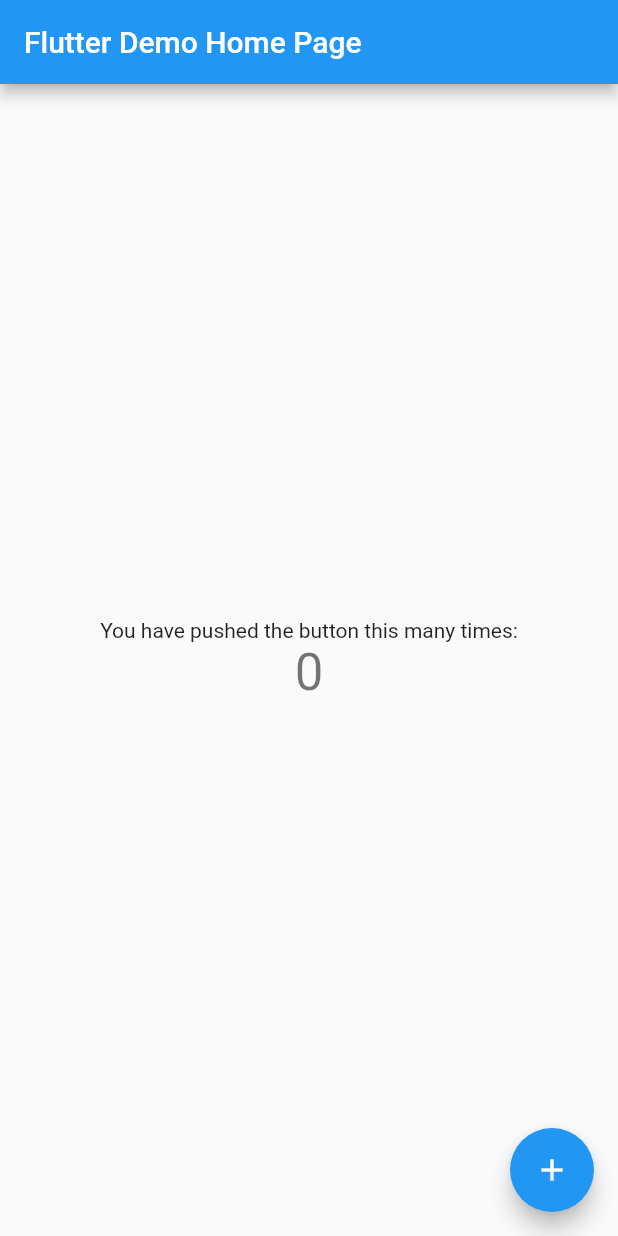
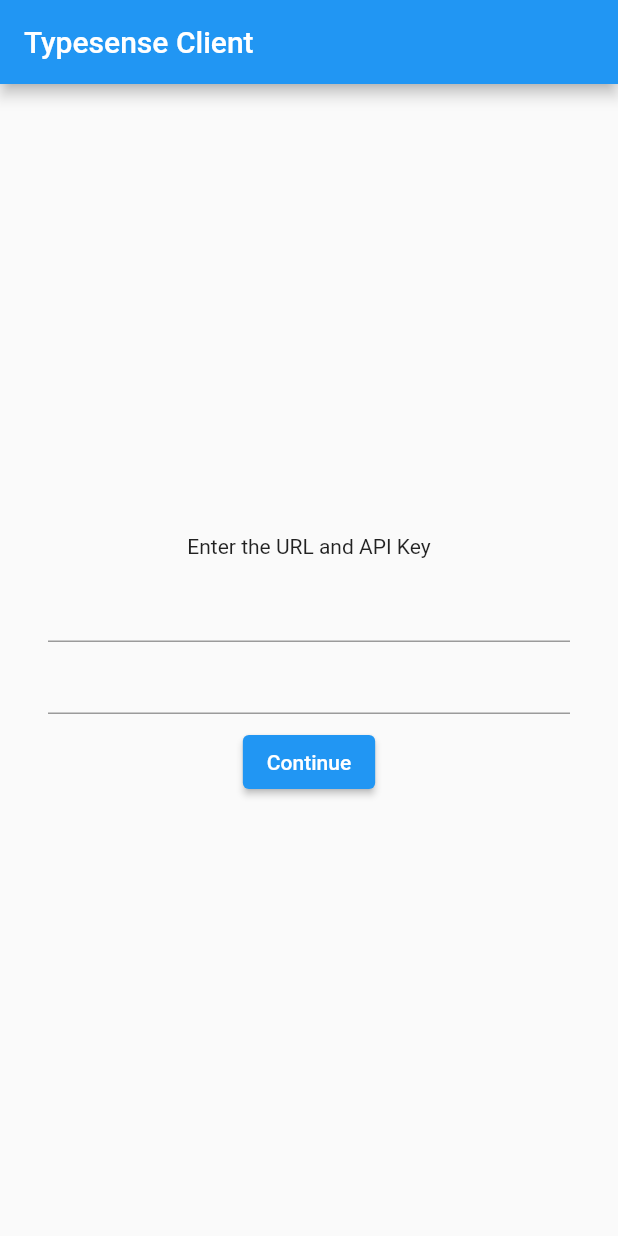
Before and after one commit to thruthesky/typesense_client, a Flutter app: the screen it shows after launch, on a phone screen of 412 x 824 dp. Run offline on Flutter 3.47's test engine with Material 2 defaults, Android fonts, the phone set to English and light mode, and no system bars; our stand-ins replace dio, get, hive, hive_flutter; accounts and stored records are empty.

Commit message:
update on typesense web

```diff
--- a/analysis_options.yaml
+++ b/analysis_options.yaml
@@ -24,6 +24,8 @@
   rules:
     # avoid_print: false  # Uncomment to disable the `avoid_print` rule
     # prefer_single_quotes: true  # Uncomment to enable the `prefer_single_quotes` rule
+    prefer_const_constructors: false
+    prefer_const_literals_to_create_immutables: false
 
 # Additional information about this file can be found at
 # https://dart.dev/guides/language/analysis-options
--- /dev/null
+++ b/lib/app.controller.dart
@@ -0,0 +1,53 @@
+import 'package:dio/dio.dart';
+import 'package:flutter/material.dart';
+import 'package:get/get.dart' hide Node;
+import 'package:hive/hive.dart';
+
+class App extends GetxController {
+  static App get to => Get.find<App>();
+  static App get of => Get.find<App>();
+  final Dio dio = Dio();
+
+  ///
+  final url = TextEditingController(text: '');
+  final apiKey = TextEditingController(text: '');
+
+  List<dynamic> collections = [];
+
+  @override
+  void onInit() {
+    super.onInit();
+    url.text = get('url') ?? '';
+    apiKey.text = get('apiKey') ?? '';
+  }
+
+  void loadCollections() async {
+    final res = await dio.get(
+      '${url.text}/collections',
+      options: Options(
+        headers: {
+          "X-TYPESENSE-API-KEY": apiKey.text,
+        },
+      ),
+    );
+    collections = res.data;
+    update();
+    debugPrint(res.toString());
+  }
+
+  updateConnectionInfomation() {
+    put('url', url.text);
+    put('apiKey', apiKey.text);
+  }
+
+  put(String key, dynamic value) {
+    final box = Hive.box('settings');
+    box.put('url', url.text);
+    box.put('apiKey', apiKey.text);
+  }
+
+  get(String key) {
+    final box = Hive.box('settings');
+    return box.get(key);
+  }
+}
--- /dev/null
+++ b/lib/entry.screen.dart
@@ -0,0 +1,49 @@
+import 'package:flutter/material.dart';
+import 'package:get/get.dart';
+import 'package:typesense_client/app.controller.dart';
+import 'package:typesense_client/collection.screen.dart';
+
+class EntryScreen extends StatefulWidget {
+  const EntryScreen({Key? key}) : super(key: key);
+  static const routeName = '/';
+
+  @override
+  State<EntryScreen> createState() => _EntryScreenState();
+}
+
+class _EntryScreenState extends State<EntryScreen> {
+  @override
+  Widget build(BuildContext context) {
+    return Scaffold(
+      appBar: AppBar(
+        title: const Text('Typesense Client'),
+      ),
+      body: Padding(
+        padding: const EdgeInsets.all(32),
+        child: Center(
+          child: Column(
+            mainAxisAlignment: MainAxisAlignment.center,
+            children: <Widget>[
+              Padding(
+                padding: const EdgeInsets.all(8.0),
+                child: Text('Enter the URL and API Key'),
+              ),
+              TextField(controller: App.of.url),
+              TextField(controller: App.of.apiKey),
+              Padding(
+                padding: const EdgeInsets.only(top: 8.0),
+                child: ElevatedButton(
+                  onPressed: () {
+                    App.to.updateConnectionInfomation();
+                    Get.toNamed(CollectionScreen.routeName);
+                  },
+                  child: Text('Continue'),
+                ),
+              )
+            ],
+          ),
+        ),
+      ),
+    );
+  }
+}
--- a/lib/main.dart
+++ b/lib/main.dart
@@ -1,115 +1,41 @@
 import 'package:flutter/material.dart';
+import 'package:get/get.dart';
+import 'package:hive_flutter/hive_flutter.dart';
 
-void main() {
+import 'package:typesense_client/app.controller.dart';
+import 'package:typesense_client/collection.screen.dart';
+import 'package:typesense_client/entry.screen.dart';
+
+void main() async {
+  await Hive.initFlutter();
+  await Hive.openBox('settings');
   runApp(const MyApp());
 }
 
-class MyApp extends StatelessWidget {
+class MyApp extends StatefulWidget {
   const MyApp({Key? key}) : super(key: key);
 
-  // This widget is the root of your application.
   @override
-  Widget build(BuildContext context) {
-    return MaterialApp(
-      title: 'Flutter Demo',
-      theme: ThemeData(
-        // This is the theme of your application.
-        //
-        // Try running your application with "flutter run". You'll see the
-        // application has a blue toolbar. Then, without quitting the app, try
-        // changing the primarySwatch below to Colors.green and then invoke
-        // "hot reload" (press "r" in the console where you ran "flutter run",
-        // or simply save your changes to "hot reload" in a Flutter IDE).
-        // Notice that the counter didn't reset back to zero; the application
-        // is not restarted.
-        primarySwatch: Colors.blue,
-      ),
-      home: const MyHomePage(title: 'Flutter Demo Home Page'),
-    );
-  }
+  State<MyApp> createState() => _MyAppState();
 }
 
-class MyHomePage extends StatefulWidget {
-  const MyHomePage({Key? key, required this.title}) : super(key: key);
-
-  // This widget is the home page of your application. It is stateful, meaning
-  // that it has a State object (defined below) that contains fields that affect
-  // how it looks.
-
-  // This class is the configuration for the state. It holds the values (in this
-  // case the title) provided by the parent (in this case the App widget) and
-  // used by the build method of the State. Fields in a Widget subclass are
-  // always marked "final".
-
-  final String title;
-
-  @override
-  State<MyHomePage> createState() => _MyHomePageState();
-}
-
-class _MyHomePageState extends State<MyHomePage> {
-  int _counter = 0;
-
-  void _incrementCounter() {
-    setState(() {
-      // This call to setState tells the Flutter framework that something has
-      // changed in this State, which causes it to rerun the build method below
-      // so that the display can reflect the updated values. If we changed
-      // _counter without calling setState(), then the build method would not be
-      // called again, and so nothing would appear to happen.
-      _counter++;
-    });
+class _MyAppState extends State<MyApp> {
+  _MyAppState() {
+    Get.put(App());
   }
 
   @override
   Widget build(BuildContext context) {
-    // This method is rerun every time setState is called, for instance as done
-    // by the _incrementCounter method above.
-    //
-    // The Flutter framework has been optimized to make rerunning build methods
-    // fast, so that you can just rebuild anything that needs updating rather
-    // than having to individually change instances of widgets.
-    return Scaffold(
-      appBar: AppBar(
-        // Here we take the value from the MyHomePage object that was created by
-        // the App.build method, and use it to set our appbar title.
-        title: Text(widget.title),
+    return GetMaterialApp(
+      title: 'Flutter Demo',
+      theme: ThemeData(
+        primarySwatch: Colors.blue,
       ),
-      body: Center(
-        // Center is a layout widget. It takes a single child and positions it
-        // in the middle of the parent.
-        child: Column(
-          // Column is also a layout widget. It takes a list of children and
-          // arranges them vertically. By default, it sizes itself to fit its
-          // children horizontally, and tries to be as tall as its parent.
-          //
-          // Invoke "debug painting" (press "p" in the console, choose the
-          // "Toggle Debug Paint" action from the Flutter Inspector in Android
-          // Studio, or the "Toggle Debug Paint" command in Visual Studio Code)
-          // to see the wireframe for each widget.
-          //
-          // Column has various properties to control how it sizes itself and
-          // how it positions its children. Here we use mainAxisAlignment to
-          // center the children vertically; the main axis here is the vertical
-          // axis because Columns are vertical (the cross axis would be
-          // horizontal).
-          mainAxisAlignment: MainAxisAlignment.center,
-          children: <Widget>[
-            const Text(
-              'You have pushed the button this many times:',
-            ),
-            Text(
-              '$_counter',
-              style: Theme.of(context).textTheme.headline4,
-            ),
-          ],
-        ),
-      ),
-      floatingActionButton: FloatingActionButton(
-        onPressed: _incrementCounter,
-        tooltip: 'Increment',
-        child: const Icon(Icons.add),
-      ), // This trailing comma makes auto-formatting nicer for build methods.
+      initialRoute: '/',
+      routes: {
+        EntryScreen.routeName: (_) => EntryScreen(),
+        CollectionScreen.routeName: (_) => CollectionScreen(),
+      },
     );
   }
 }
--- /dev/null
+++ b/lib/widgets/connection_info.dart
@@ -0,0 +1,17 @@
+import 'package:flutter/material.dart';
+import 'package:typesense_client/app.controller.dart';
+
+class ConnectionInfo extends StatelessWidget {
+  const ConnectionInfo({Key? key}) : super(key: key);
+
+  @override
+  Widget build(BuildContext context) {
+    return Column(
+      crossAxisAlignment: CrossAxisAlignment.start,
+      children: [
+        Text("Server URL: ${App.to.get('url')}"),
+        Text("Api Key: ${App.to.get('apiKey')}"),
+      ],
+    );
+  }
+}
--- a/pubspec.yaml
+++ b/pubspec.yaml
@@ -14,7 +14,10 @@
 
   cupertino_icons: ^1.0.2
 
-  typesense: ^0.2.0
+  dio: ^4.0.6
+  get: ^4.6.5
+  hive: ^2.2.3
+  hive_flutter: ^1.1.0
 
 dev_dependencies:
   flutter_test:
```
Also changed, not shown: lib/collection.screen.dart (added, +49 -0 lines), pubspec.lock, 15 other files.
